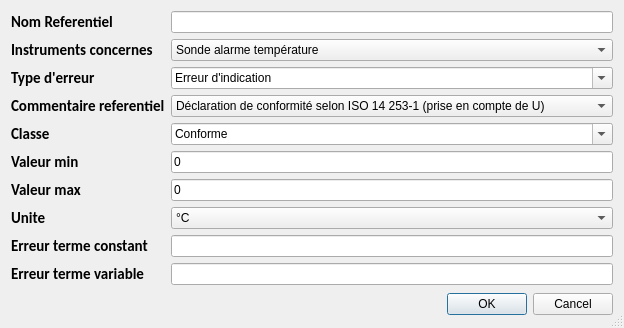
Qt form Modules/Afficheurs/GUI/creation_emt.ui (Pepou/Administration_2) before a commit.
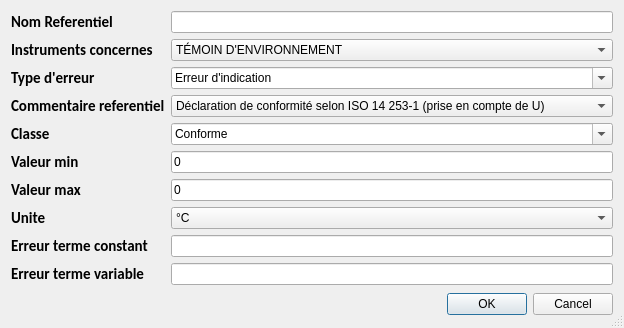
The same form after that commit.

```diff
--- a/Modules/Afficheurs/GUI/creation_emt.ui
+++ b/Modules/Afficheurs/GUI/creation_emt.ui
@@ -77,7 +77,7 @@
        </property>
        <item>
         <property name="text">
-         <string>Sonde alarme température</string>
+         <string>TÉMOIN D'ENVIRONNEMENT</string>
         </property>
        </item>
        <item>
```
Left out of the diff: 11 changed lines with no effect on the pictures.
